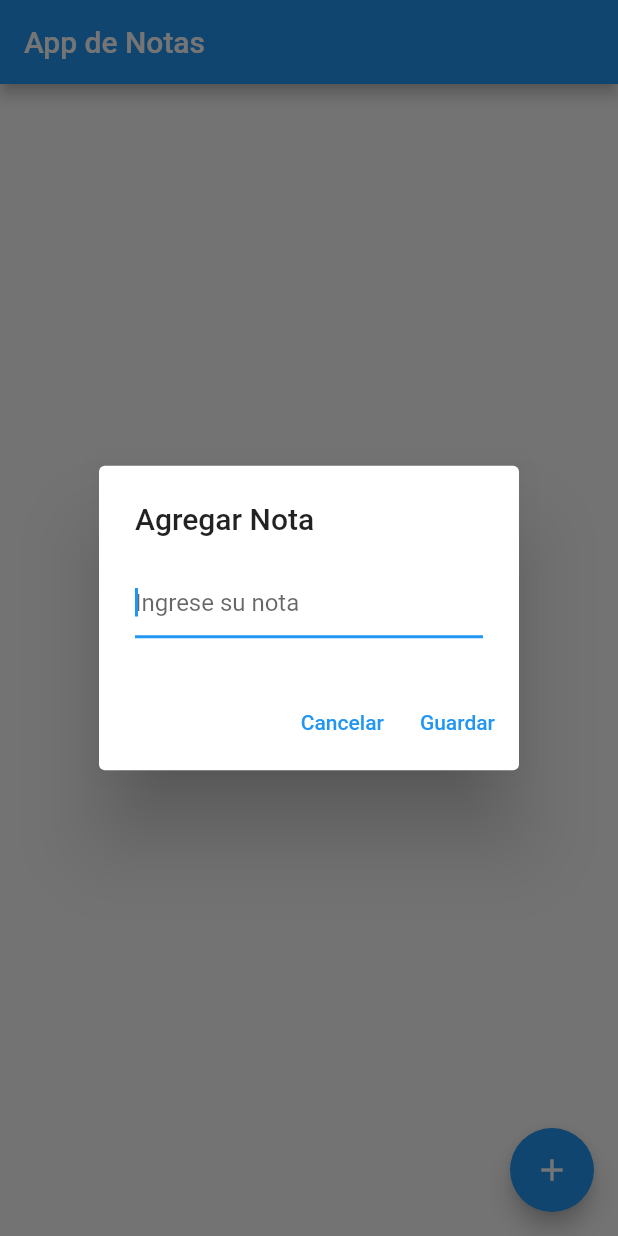
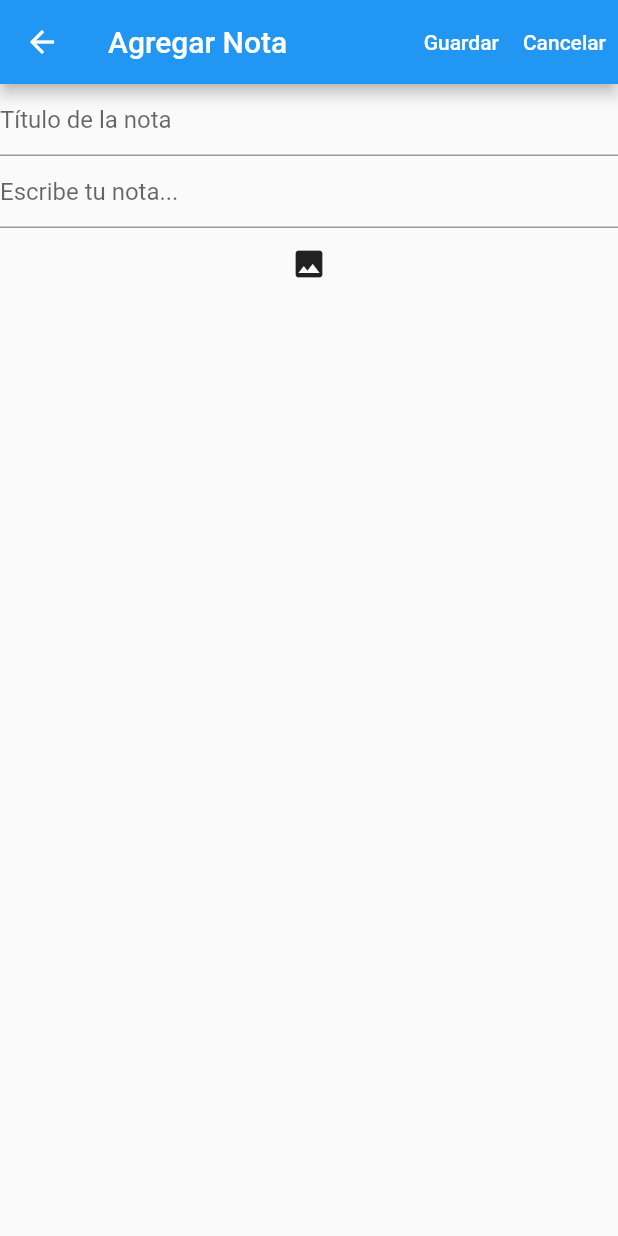
Before and after one commit to rodalvis-sys/app_tareas_ProyectoFinal, a Flutter app: the screen it shows after launch, after a tap on the "add" icon, on a phone screen of 412 x 824 dp. Run offline on Flutter 3.47's test engine with Material 2 defaults, Android fonts, the phone set to English and light mode, and no system bars; our stand-ins replace flutter_markdown, image_picker.

Commit message:
Segundo commit

```diff
--- a/lib/main.dart
+++ b/lib/main.dart
@@ -2,6 +2,7 @@ import 'dart:io';
 
 import 'package:flutter/material.dart';
 import 'package:image_picker/image_picker.dart';
+import 'package:flutter_markdown/flutter_markdown.dart';
 
 void main() {
   runApp(NotaApp());
@@ -26,56 +27,46 @@ class NotaPage extends StatefulWidget {
 }
 
 class _NotaPageState extends State<NotaPage> {
-  List<String> notas = [];
-  File? imagen;
+  List<Nota> notas = [];
 
-  final ImagePicker _imagePicker = ImagePicker();
+  void _abrirDetalleNota(Nota nota) async {
+    final resultado = await Navigator.push(
+      context,
+      MaterialPageRoute(
+        builder: (context) => DetalleNotaScreen(nota: nota),
+      ),
+    );
+
+    if (resultado != null && resultado is Map<String, dynamic>) {
+      if (resultado.containsKey('accion') &&
+          resultado['accion'] == 'eliminar') {
+        setState(() {
+          notas.remove(nota);
+        });
+      } else if (resultado.containsKey('accion') &&
+          resultado['accion'] == 'editar') {
+        final nuevaNota = resultado['nuevaNota'];
+        final index = notas.indexOf(nota);
+        if (index != -1) {
+          setState(() {
+            notas[index] = nuevaNota;
+          });
+        }
+      }
+    }
+  }
 
   Future<void> _agregarNota() async {
-    final nota = await showDialog<String>(
-      context: context,
-      builder: (BuildContext context) {
-        return AlertDialog(
-          title: Text('Agregar Nota'),
-          content: TextField(
-            autofocus: true,
-            decoration: InputDecoration(hintText: 'Ingrese su nota'),
-            onSubmitted: (String value) {
-              Navigator.of(context).pop(value);
-            },
-          ),
-          actions: <Widget>[
-            TextButton(
-              child: Text('Cancelar'),
-              onPressed: () {
-                Navigator.of(context).pop();
-              },
-            ),
-            TextButton(
-              child: Text('Guardar'),
-              onPressed: () {
-                Navigator.of(context).pop();
-              },
-            ),
-          ],
-        );
-      },
+    final nota = await Navigator.push<Nota>(
+      context,
+      MaterialPageRoute(
+        builder: (context) => AgregarNotaScreen(),
+      ),
     );
 
     if (nota != null) {
       setState(() {
         notas.add(nota);
-      });
-    }
-  }
-
-  Future<void> _agregarImagen() async {
-    final pickedFile =
-        await _imagePicker.pickImage(source: ImageSource.gallery);
-
-    if (pickedFile != null) {
-      setState(() {
-        imagen = File(pickedFile.path);
       });
     }
   }
@@ -90,20 +81,14 @@ class _NotaPageState extends State<NotaPage> {
           ? Center(
               child: Text('No hay notas'),
             )
-          : ListView(
-              children: <Widget>[
-                if (imagen != null)
-                  Image.file(
-                    imagen!,
-                    height: 200,
-                  ),
-                ListTile(
-                  title: Text('Imagen'),
-                  onTap: _agregarImagen,
-                ),
-                Divider(),
-                ...notas.map((nota) => ListTile(title: Text(nota))),
-              ],
+          : ListView.builder(
+              itemCount: notas.length,
+              itemBuilder: (context, index) {
+                return ListTile(
+                  title: Text(notas[index].titulo),
+                  onTap: () => _abrirDetalleNota(notas[index]),
+                );
+              },
             ),
       floatingActionButton: FloatingActionButton(
         onPressed: _agregarNota,
@@ -112,3 +97,193 @@ class _NotaPageState extends State<NotaPage> {
     );
   }
 }
+
+class Nota {
+  String titulo;
+  String contenido;
+  List<File> imagenes;
+
+  Nota({required this.titulo, required this.contenido, required this.imagenes});
+}
+
+class AgregarNotaScreen extends StatefulWidget {
+  final Nota? nota;
+
+  AgregarNotaScreen({this.nota});
+
+  @override
+  _AgregarNotaScreenState createState() => _AgregarNotaScreenState();
+}
+
+class _AgregarNotaScreenState extends State<AgregarNotaScreen> {
+  final TextEditingController _tituloController = TextEditingController();
+  final TextEditingController _contenidoController = TextEditingController();
+
+  List<File> _selectedImages = [];
+  final ImagePicker _imagePicker = ImagePicker();
+
+  @override
+  void initState() {
+    super.initState();
+    if (widget.nota != null) {
+      _tituloController.text = widget.nota!.titulo;
+      _contenidoController.text = widget.nota!.contenido;
+      _selectedImages = widget.nota!.imagenes;
+    }
+  }
+
+  void _guardarNota() {
+    final titulo = _tituloController.text;
+    final contenido = _contenidoController.text;
+    final nuevaNota =
+        Nota(titulo: titulo, contenido: contenido, imagenes: _selectedImages);
+
+    Navigator.of(context).pop(nuevaNota);
+  }
+
+  void _cancelar() {
+    Navigator.of(context).pop();
+  }
+
+  void _agregarImagen() async {
+    final pickedFile =
+        await _imagePicker.pickImage(source: ImageSource.gallery);
+
+    if (pickedFile != null) {
+      setState(() {
+        _selectedImages.add(File(pickedFile.path));
+        _contenidoController.text += '\n![Imagen](${pickedFile.path})';
+      });
+    }
+  }
+
+  @override
+  Widget build(BuildContext context) {
+    return Scaffold(
+      appBar: AppBar(
+        title: Text('Agregar Nota'),
+        actions: <Widget>[
+          TextButton(
+            onPressed: _guardarNota,
+            child: Text(
+              'Guardar',
+              style: TextStyle(
+                color: Colors.white,
+              ),
+            ),
+          ),
+          TextButton(
+            onPressed: _cancelar,
+            child: Text(
+              'Cancelar',
+              style: TextStyle(
+                color: Colors.white,
+              ),
+            ),
+          ),
+        ],
+      ),
+      body: SingleChildScrollView(
+        child: Column(
+          children: [
+            TextField(
+              controller: _tituloController,
+              decoration: InputDecoration(
+                hintText: 'Título de la nota',
+              ),
+            ),
+            TextField(
+              controller: _contenidoController,
+              keyboardType: TextInputType.multiline,
+              maxLines: null,
+              decoration: InputDecoration(
+                hintText: 'Escribe tu nota...',
+              ),
+            ),
+            IconButton(
+              icon: Icon(Icons.image),
+              onPressed: _agregarImagen,
+            ),
+            if (_selectedImages.isNotEmpty)
+              Column(
+                children: _selectedImages
+                    .map((image) => Image.file(image, height: 200))
+                    .toList(),
+              ),
+          ],
+        ),
+      ),
+    );
+  }
+}
+
+class DetalleNotaScreen extends StatelessWidget {
+  final Nota nota;
+
+  const DetalleNotaScreen({required this.nota});
+
+  @override
+  Widget build(BuildContext context) {
+    return Scaffold(
+      appBar: AppBar(
+        title: Text('Detalle de Nota'),
+        actions: <Widget>[
+          IconButton(
+            icon: Icon(Icons.edit),
+            onPressed: () async {
+              final nuevaNota = await Navigator.push<Nota>(
+                context,
+                MaterialPageRoute(
+                  builder: (context) => AgregarNotaScreen(nota: nota),
+                ),
+              );
+
+              if (nuevaNota != null) {
+                Navigator.pop(
+                    context, {'accion': 'editar', 'nuevaNota': nuevaNota});
+              }
+            },
+          ),
+          IconButton(
+            icon: Icon(Icons.delete),
+            onPressed: () {
+              Navigator.pop(context, {'accion': 'eliminar'});
+            },
+          ),
+        ],
+      ),
+      body: SingleChildScrollView(
+        child: Column(
+          children: [
+            Text(nota.titulo,
+                style: TextStyle(fontSize: 24, fontWeight: FontWeight.bold)),
+            SizedBox(height: 16),
+            Column(
+              children: _parseMarkdownWithImages(nota.contenido),
+            ),
+          ],
+        ),
+      ),
+    );
+  }
+
+  List<Widget> _parseMarkdownWithImages(String markdownContent) {
+    final List<Widget> widgets = [];
+    final List<String> lines = markdownContent.split('\n');
+    for (String line in lines) {
+      if (line.contains('![Imagen]')) {
+        final imageUrl = line.substring(
+            line.indexOf('(') + 1, line.indexOf(')', line.indexOf('(')));
+        widgets.add(
+          Image.file(
+            File(imageUrl),
+            height: 200, // Ajusta aquí el tamaño deseado
+          ),
+        );
+      } else {
+        widgets.add(MarkdownBody(data: line));
+      }
+    }
+    return widgets;
+  }
+}
--- a/pubspec.yaml
+++ b/pubspec.yaml
@@ -31,6 +31,8 @@ dependencies:
   flutter:
     sdk: flutter
   image_picker: ^1.0.2
+  flutter_markdown: ^0.6.17+1
+
 
 
   # The following adds the Cupertino Icons font to your application.
```
Also changed, not shown: pubspec.lock, 2 other files.
